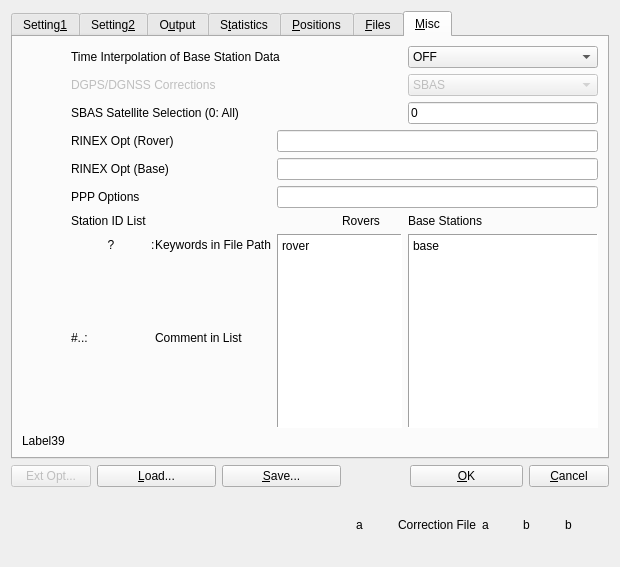
Above: app/rtkpost_qt/postopt.ui from tomojitakasu/RTKLIB before the change. Below: the same form after it.
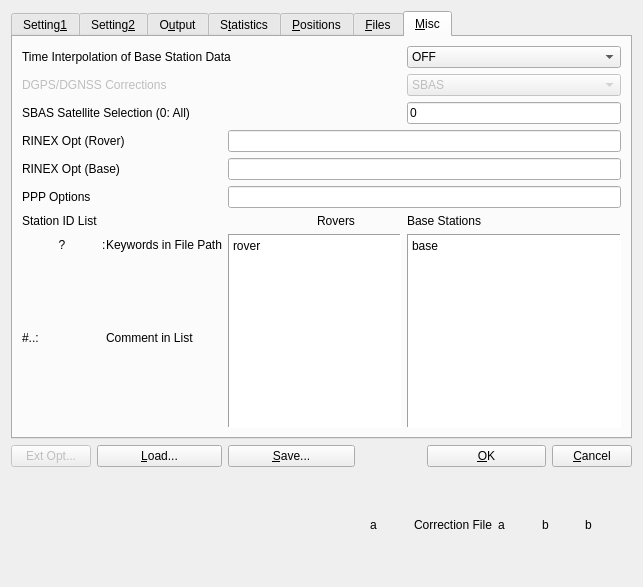
That is the form after the change. The open tabs and pages were chosen to show the change. Icons and pictures are not drawn.

The edit to the form file:
```diff
--- a/app/rtkpost_qt/postopt.ui
+++ b/app/rtkpost_qt/postopt.ui
@@ -6,8 +6,8 @@
    <rect>
     <x>0</x>
     <y>0</y>
-    <width>620</width>
-    <height>567</height>
+    <width>643</width>
+    <height>587</height>
    </rect>
   </property>
   <property name="windowTitle">
@@ -3082,7 +3082,111 @@
        <string>&amp;Misc</string>
       </attribute>
       <layout class="QGridLayout" name="gridLayout_9">
-       <item row="0" column="1" colspan="3">
+       <item row="7" column="0">
+        <widget class="QWidget" name="Panel1" native="true">
+         <property name="enabled">
+          <bool>true</bool>
+         </property>
+         <property name="sizePolicy">
+          <sizepolicy hsizetype="Preferred" vsizetype="Preferred">
+           <horstretch>0</horstretch>
+           <verstretch>0</verstretch>
+          </sizepolicy>
+         </property>
+         <property name="toolTip">
+          <string/>
+         </property>
+         <property name="layoutDirection">
+          <enum>Qt::LeftToRight</enum>
+         </property>
+         <property name="text" stdset="0">
+          <string/>
+         </property>
+         <layout class="QGridLayout" name="gridLayout_12">
+          <property name="leftMargin">
+           <number>0</number>
+          </property>
+          <property name="topMargin">
+           <number>0</number>
+          </property>
+          <property name="rightMargin">
+           <number>0</number>
+          </property>
+          <property name="spacing">
+           <number>0</number>
+          </property>
+          <item row="0" column="0">
+           <widget class="QPushButton" name="BtnHelp">
+            <property name="enabled">
+             <bool>true</bool>
+            </property>
+            <property name="toolTip">
+             <string/>
+            </property>
+            <property name="text">
+             <string>?</string>
+            </property>
+            <property name="flat">
+             <bool>true</bool>
+            </property>
+           </widget>
+          </item>
+          <item row="0" column="1">
+           <widget class="QLabel" name="Label46">
+            <property name="enabled">
+             <bool>true</bool>
+            </property>
+            <property name="toolTip">
+             <string/>
+            </property>
+            <property name="text">
+             <string>:</string>
+            </property>
+           </widget>
+          </item>
+          <item row="0" column="2">
+           <widget class="QLabel" name="Label62">
+            <property name="enabled">
+             <bool>true</bool>
+            </property>
+            <property name="toolTip">
+             <string/>
+            </property>
+            <property name="text">
+             <string>Keywords in File Path</string>
+            </property>
+           </widget>
+          </item>
+          <item row="1" column="0" colspan="2">
+           <widget class="QLabel" name="Label43">
+            <property name="enabled">
+             <bool>true</bool>
+            </property>
+            <property name="toolTip">
+             <string/>
+            </property>
+            <property name="text">
+             <string>#..:</string>
+            </property>
+           </widget>
+          </item>
+          <item row="1" column="2">
+           <widget class="QLabel" name="Label65">
+            <property name="enabled">
+             <bool>true</bool>
+            </property>
+            <property name="toolTip">
+             <string/>
+            </property>
+            <property name="text">
+             <string>Comment in List</string>
+            </property>
+           </widget>
+          </item>
+         </layout>
+        </widget>
+       </item>
+       <item row="0" column="0" colspan="3">
         <widget class="QLabel" name="Label41">
          <property name="enabled">
           <bool>true</bool>
@@ -3095,7 +3199,7 @@
          </property>
         </widget>
        </item>
-       <item row="0" column="4">
+       <item row="0" column="3">
         <widget class="QComboBox" name="IntpRefObs">
          <property name="enabled">
           <bool>true</bool>
@@ -3115,7 +3219,7 @@
          </item>
         </widget>
        </item>
-       <item row="1" column="1" colspan="2">
+       <item row="1" column="0" colspan="2">
         <widget class="QLabel" name="Label42">
          <property name="enabled">
           <bool>false</bool>
@@ -3128,7 +3232,7 @@
          </property>
         </widget>
        </item>
-       <item row="1" column="4">
+       <item row="1" column="3">
         <widget class="QComboBox" name="ComboBox1">
          <property name="enabled">
           <bool>false</bool>
@@ -3148,7 +3252,7 @@
          </item>
         </widget>
        </item>
-       <item row="2" column="1" colspan="3">
+       <item row="2" column="0" colspan="3">
         <widget class="QLabel" name="Label40">
          <property name="enabled">
           <bool>true</bool>
@@ -3161,7 +3265,7 @@
          </property>
         </widget>
        </item>
-       <item row="2" column="4">
+       <item row="2" column="3">
         <widget class="QLineEdit" name="SbasSat">
          <property name="enabled">
           <bool>true</bool>
@@ -3174,7 +3278,7 @@
          </property>
         </widget>
        </item>
-       <item row="3" column="1">
+       <item row="3" column="0">
         <widget class="QLabel" name="Label60">
          <property name="enabled">
           <bool>true</bool>
@@ -3187,7 +3291,7 @@
          </property>
         </widget>
        </item>
-       <item row="3" column="2" colspan="3">
+       <item row="3" column="1" colspan="3">
         <widget class="QLineEdit" name="RnxOpts1">
          <property name="enabled">
           <bool>true</bool>
@@ -3200,7 +3304,7 @@
          </property>
         </widget>
        </item>
-       <item row="4" column="1">
+       <item row="4" column="0">
         <widget class="QLabel" name="Label12">
          <property name="enabled">
           <bool>true</bool>
@@ -3213,7 +3317,7 @@
          </property>
         </widget>
        </item>
-       <item row="4" column="2" colspan="3">
+       <item row="4" column="1" colspan="3">
         <widget class="QLineEdit" name="RnxOpts2">
          <property name="enabled">
           <bool>true</bool>
@@ -3226,7 +3330,7 @@
          </property>
         </widget>
        </item>
-       <item row="5" column="1">
+       <item row="5" column="0">
         <widget class="QLabel" name="Label23">
          <property name="enabled">
           <bool>true</bool>
@@ -3239,7 +3343,7 @@
          </property>
         </widget>
        </item>
-       <item row="5" column="2" colspan="3">
+       <item row="5" column="1" colspan="3">
         <widget class="QLineEdit" name="PPPOpts">
          <property name="enabled">
           <bool>true</bool>
@@ -3252,7 +3356,7 @@
          </property>
         </widget>
        </item>
-       <item row="6" column="1">
+       <item row="6" column="0">
         <widget class="QLabel" name="Label45">
          <property name="enabled">
           <bool>true</bool>
@@ -3265,7 +3369,7 @@
          </property>
         </widget>
        </item>
-       <item row="6" column="3">
+       <item row="6" column="2">
         <widget class="QLabel" name="Label19">
          <property name="enabled">
           <bool>true</bool>
@@ -3278,7 +3382,7 @@
          </property>
         </widget>
        </item>
-       <item row="6" column="4">
+       <item row="6" column="3">
         <widget class="QLabel" name="Label44">
          <property name="enabled">
           <bool>true</bool>
@@ -3291,111 +3395,7 @@
          </property>
         </widget>
        </item>
-       <item row="7" column="1">
-        <widget class="QWidget" name="Panel1" native="true">
-         <property name="enabled">
-          <bool>true</bool>
-         </property>
-         <property name="sizePolicy">
-          <sizepolicy hsizetype="Preferred" vsizetype="Preferred">
-           <horstretch>0</horstretch>
-           <verstretch>0</verstretch>
-          </sizepolicy>
-         </property>
-         <property name="toolTip">
-          <string/>
-         </property>
-         <property name="layoutDirection">
-          <enum>Qt::LeftToRight</enum>
-         </property>
-         <property name="text" stdset="0">
-          <string/>
-         </property>
-         <layout class="QGridLayout" name="gridLayout_12">
-          <property name="leftMargin">
-           <number>0</number>
-          </property>
-          <property name="topMargin">
-           <number>0</number>
-          </property>
-          <property name="rightMargin">
-           <number>0</number>
-          </property>
-          <property name="spacing">
-           <number>0</number>
-          </property>
-          <item row="0" column="0">
-           <widget class="QPushButton" name="BtnHelp">
-            <property name="enabled">
-             <bool>true</bool>
-            </property>
-            <property name="toolTip">
-             <string/>
-            </property>
-            <property name="text">
-             <string>?</string>
-            </property>
-            <property name="flat">
-             <bool>true</bool>
-            </property>
-           </widget>
-          </item>
-          <item row="0" column="1">
-           <widget class="QLabel" name="Label46">
-            <property name="enabled">
-             <bool>true</bool>
-            </property>
-            <property name="toolTip">
-             <string/>
-            </property>
-            <property name="text">
-             <string>:</string>
-            </property>
-           </widget>
-          </item>
-          <item row="0" column="2">
-           <widget class="QLabel" name="Label62">
-            <property name="enabled">
-             <bool>true</bool>
-            </property>
-            <property name="toolTip">
-             <string/>
-            </property>
-            <property name="text">
-             <string>Keywords in File Path</string>
-            </property>
-           </widget>
-          </item>
-          <item row="1" column="0" colspan="2">
-           <widget class="QLabel" name="Label43">
-            <property name="enabled">
-             <bool>true</bool>
-            </property>
-            <property name="toolTip">
-             <string/>
-            </property>
-            <property name="text">
-             <string>#..:</string>
-            </property>
-           </widget>
-          </item>
-          <item row="1" column="2">
-           <widget class="QLabel" name="Label65">
-            <property name="enabled">
-             <bool>true</bool>
-            </property>
-            <property name="toolTip">
-             <string/>
-            </property>
-            <property name="text">
-             <string>Comment in List</string>
-            </property>
-           </widget>
-          </item>
-         </layout>
-        </widget>
-       </item>
-       <item row="7" column="2" colspan="2">
+       <item row="7" column="1" colspan="2">
         <widget class="QPlainTextEdit" name="RovList">
          <property name="enabled">
           <bool>true</bool>
@@ -3414,7 +3414,7 @@
          </property>
         </widget>
        </item>
-       <item row="7" column="4">
+       <item row="7" column="3">
         <widget class="QPlainTextEdit" name="BaseList">
          <property name="enabled">
           <bool>true</bool>
@@ -3433,19 +3433,6 @@
          </property>
         </widget>
        </item>
-       <item row="8" column="0">
-        <widget class="QLabel" name="Label39">
-         <property name="enabled">
-          <bool>true</bool>
-         </property>
-         <property name="toolTip">
-          <string/>
-         </property>
-         <property name="text">
-          <string>Label39</string>
-         </property>
-        </widget>
-       </item>
       </layout>
      </widget>
     </widget>
```
Left out of the diff: 431 changed lines with no effect on the pictures.
